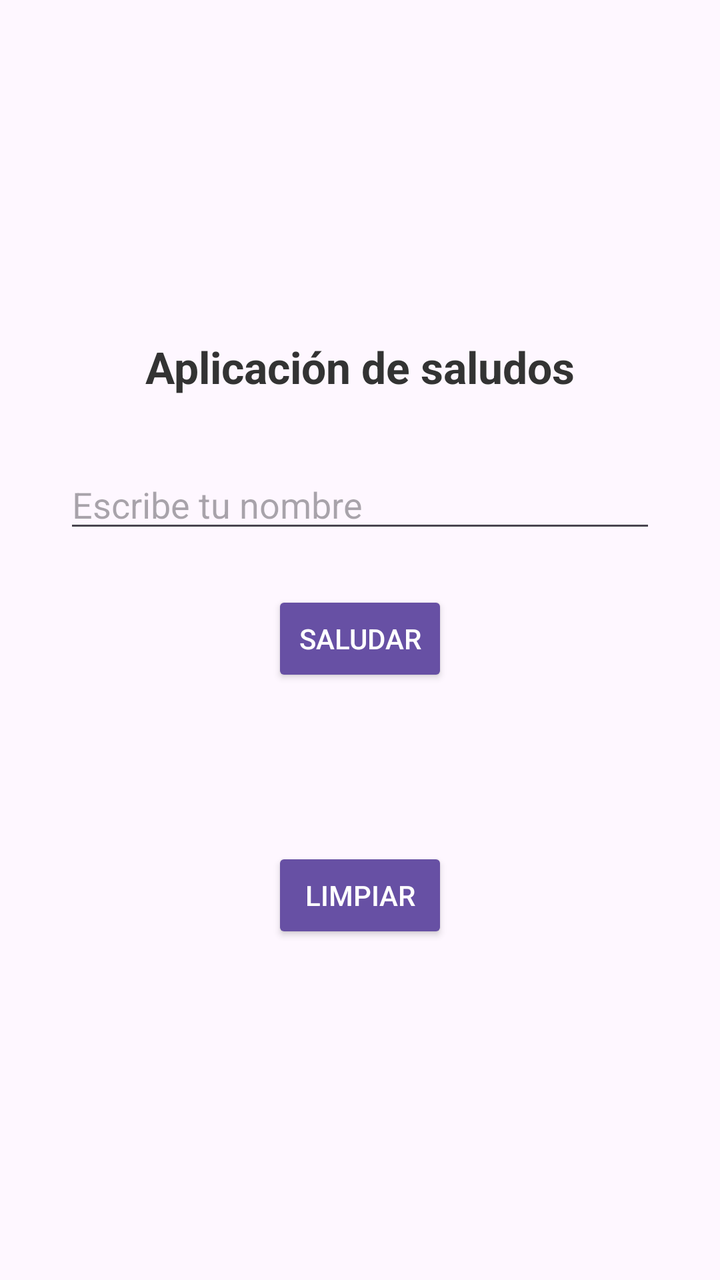
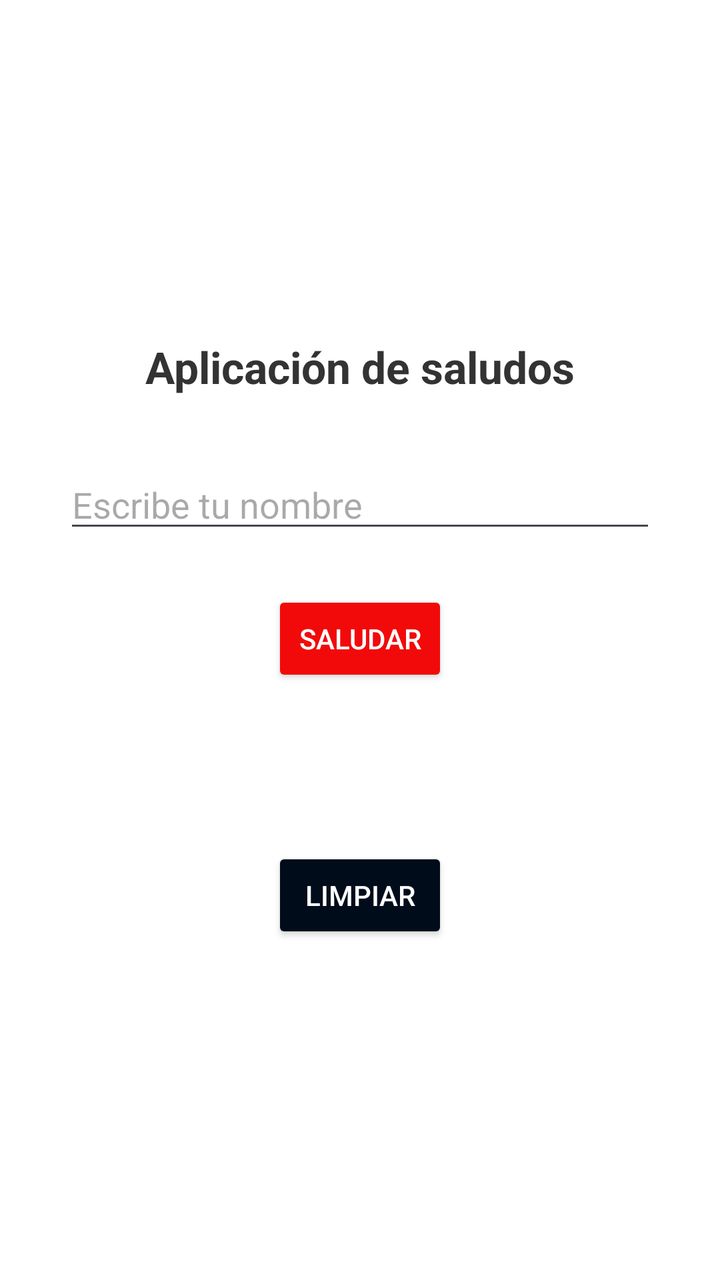

Screens rendered from an Android XML layout before and after an edit, with the pre-edit source and the edit as a unified diff.
<!-- AndroidManifest.xml: application theme Theme.AplicacionSaludo -->
<!-- res/layout/activity_main.xml -->
<?xml version="1.0" encoding="utf-8"?>
<androidx.constraintlayout.widget.ConstraintLayout xmlns:android="http://schemas.android.com/apk/res/android"
    xmlns:app="http://schemas.android.com/apk/res-auto"
    xmlns:tools="http://schemas.android.com/tools"
    android:id="@+id/main"
    android:layout_width="match_parent"
    android:layout_height="match_parent"
    tools:context=".MainActivity">


        <TextView
            android:id="@+id/tvTitle"
            android:layout_width="wrap_content"
            android:layout_height="wrap_content"
            android:text="Aplicación de saludos"
            android:textColor="#333333"
            android:textSize="22sp"
            android:textStyle="bold"
            app:layout_constraintBottom_toTopOf="@id/Nombre"
            app:layout_constraintEnd_toEndOf="parent"
            app:layout_constraintStart_toStartOf="parent"
            app:layout_constraintTop_toTopOf="parent"
            app:layout_constraintVertical_chainStyle="packed" />

        <EditText
            android:id="@+id/Nombre"
            android:layout_width="0dp"
            android:layout_height="wrap_content"
            android:layout_marginStart="32dp"
            android:layout_marginEnd="32dp"
            android:layout_marginTop="32dp"
            android:ems="10"
            android:hint="Escribe tu nombre"
            android:inputType="text"
            app:layout_constraintBottom_toTopOf="@id/buttonSaludar"
            app:layout_constraintEnd_toEndOf="parent"
            app:layout_constraintStart_toStartOf="parent"
            app:layout_constraintTop_toBottomOf="@id/tvTitle" />

        <Button
            android:id="@+id/buttonSaludar"
            android:layout_width="wrap_content"
            android:layout_height="wrap_content"
            android:layout_marginTop="24dp"
            android:text="SALUDAR"
            android:textColor="@color/white"
            app:backgroundTint="#6750A4"
            app:cornerRadius="20dp"
            app:layout_constraintBottom_toTopOf="@id/Mensaje"
            app:layout_constraintEnd_toEndOf="parent"
            app:layout_constraintStart_toStartOf="parent"
            app:layout_constraintTop_toBottomOf="@id/Nombre" />

        <TextView
            android:id="@+id/Mensaje"
            android:layout_width="wrap_content"
            android:layout_height="wrap_content"
            android:layout_marginTop="32dp"
            android:text=""
            android:textColor="#49454F"
            android:textSize="18sp"
            app:layout_constraintBottom_toTopOf="@id/butttonLimpiar"
            app:layout_constraintEnd_toEndOf="parent"
            app:layout_constraintStart_toStartOf="parent"
            app:layout_constraintTop_toBottomOf="@id/buttonSaludar" />

        <Button
            android:id="@+id/butttonLimpiar"
            android:layout_width="wrap_content"
            android:layout_height="wrap_content"
            android:layout_marginTop="24dp"
            android:text="Limpiar"
            android:textColor="@color/white"
            app:backgroundTint="#6750A4"
            app:cornerRadius="20dp"
            app:layout_constraintBottom_toBottomOf="parent"
            app:layout_constraintEnd_toEndOf="parent"
            app:layout_constraintStart_toStartOf="parent"
            app:layout_constraintTop_toBottomOf="@id/Mensaje"
            app:layout_constraintVertical_bias="0.2" />

</androidx.constraintlayout.widget.ConstraintLayout>
<!-- resources referenced by this layout -->
<resources>
  <color name="white">#FFFFFFFF</color>
  <style name="Theme.AplicacionSaludo" parent="Base.Theme.AplicacionSaludo" />
  <style name="Base.Theme.AplicacionSaludo" parent="Theme.Material3.DayNight.NoActionBar">
          
          
      </style>
</resources>

<!-- the commit's change to res/layout/activity_main.xml (unified diff, before → after) -->
@@ -5,8 +5,8 @@
     android:id="@+id/main"
     android:layout_width="match_parent"
     android:layout_height="match_parent"
+    android:background="@color/white"
     tools:context=".MainActivity">
-
 
         <TextView
             android:id="@+id/tvTitle"
@@ -32,19 +32,19 @@
             android:ems="10"
             android:hint="Escribe tu nombre"
             android:inputType="text"
-            app:layout_constraintBottom_toTopOf="@id/buttonSaludar"
+            app:layout_constraintBottom_toTopOf="@id/btnSaludar"
             app:layout_constraintEnd_toEndOf="parent"
             app:layout_constraintStart_toStartOf="parent"
             app:layout_constraintTop_toBottomOf="@id/tvTitle" />
 
         <Button
-            android:id="@+id/buttonSaludar"
+            android:id="@+id/btnSaludar"
             android:layout_width="wrap_content"
             android:layout_height="wrap_content"
             android:layout_marginTop="24dp"
             android:text="SALUDAR"
             android:textColor="@color/white"
-            app:backgroundTint="#6750A4"
+            app:backgroundTint="#F20A0A"
             app:cornerRadius="20dp"
             app:layout_constraintBottom_toTopOf="@id/Mensaje"
             app:layout_constraintEnd_toEndOf="parent"
@@ -59,19 +59,19 @@
             android:text=""
             android:textColor="#49454F"
             android:textSize="18sp"
-            app:layout_constraintBottom_toTopOf="@id/butttonLimpiar"
+            app:layout_constraintBottom_toTopOf="@id/btnLimpiar"
             app:layout_constraintEnd_toEndOf="parent"
             app:layout_constraintStart_toStartOf="parent"
-            app:layout_constraintTop_toBottomOf="@id/buttonSaludar" />
+            app:layout_constraintTop_toBottomOf="@id/btnSaludar" />
 
         <Button
-            android:id="@+id/butttonLimpiar"
+            android:id="@+id/btnLimpiar"
             android:layout_width="wrap_content"
             android:layout_height="wrap_content"
             android:layout_marginTop="24dp"
-            android:text="Limpiar"
+            android:text="LIMPIAR"
             android:textColor="@color/white"
-            app:backgroundTint="#6750A4"
+            app:backgroundTint="#010C1B"
             app:cornerRadius="20dp"
             app:layout_constraintBottom_toBottomOf="parent"
             app:layout_constraintEnd_toEndOf="parent"
